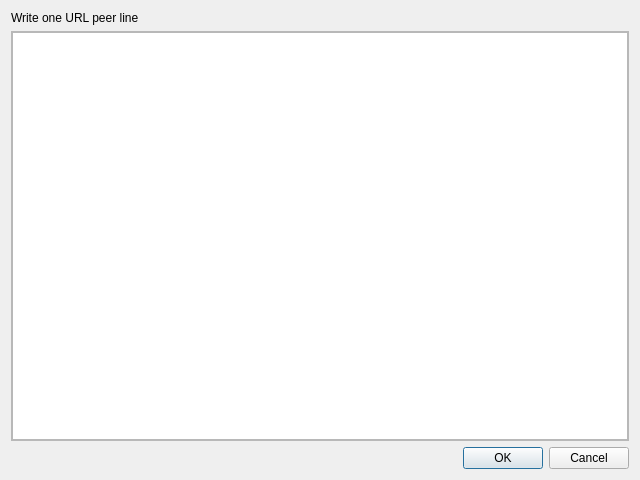
Above: PQMusic/ui/add_url_dialog.ui from son-link/PQMusic before the change. Below: the same form after it.
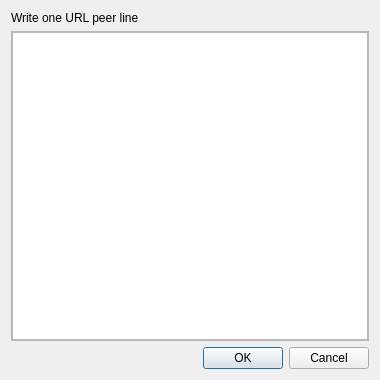
That is the form after the change.

Commit message: Reduce add URL dialog minimun size

What changed in the file:
```diff
--- a/PQMusic/ui/add_url_dialog.ui
+++ b/PQMusic/ui/add_url_dialog.ui
@@ -6,14 +6,14 @@
    <rect>
     <x>0</x>
     <y>0</y>
-    <width>640</width>
-    <height>480</height>
+    <width>380</width>
+    <height>380</height>
    </rect>
   </property>
   <property name="minimumSize">
    <size>
-    <width>640</width>
-    <height>480</height>
+    <width>380</width>
+    <height>380</height>
    </size>
   </property>
   <property name="windowTitle">
@@ -47,8 +47,8 @@
        <rect>
         <x>0</x>
         <y>0</y>
-        <width>616</width>
-        <height>386</height>
+        <width>356</width>
+        <height>286</height>
        </rect>
       </property>
       <layout class="QGridLayout" name="gridLayout_2">
```
The commit also changes 1 other file.
